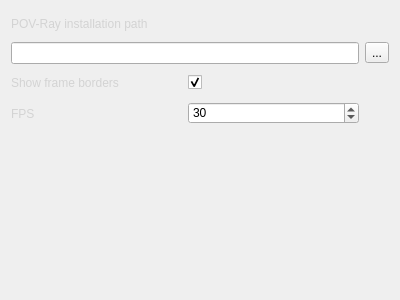
Michalaq/ChromosomeVisualizer, file QChromosome/projectsettings.ui: the form before one commit.
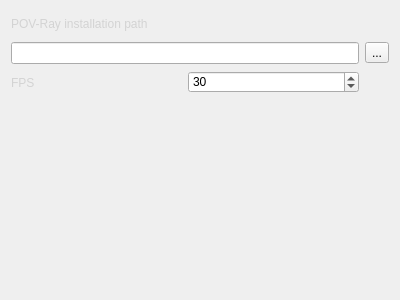
The form after the commit.

Commit message: Implemented setting frame indicator

```diff
--- a/QChromosome/projectsettings.ui
+++ b/QChromosome/projectsettings.ui
@@ -24,28 +24,7 @@
    <item row="1" column="0" colspan="2">
     <widget class="QLineEdit" name="lineEdit"/>
    </item>
-   <item row="1" column="2">
-    <widget class="QToolButton" name="toolButton">
-     <property name="text">
-      <string>...</string>
-     </property>
-    </widget>
-   </item>
-   <item row="2" column="0">
-    <widget class="QLabel" name="label_2">
-     <property name="text">
-      <string>Show frame borders</string>
-     </property>
-    </widget>
-   </item>
-   <item row="2" column="1" colspan="2">
-    <widget class="QCheckBox" name="checkBox">
-     <property name="checked">
-      <bool>true</bool>
-     </property>
-    </widget>
-   </item>
-   <item row="4" column="0" colspan="3">
+   <item row="3" column="0" colspan="3">
     <spacer name="verticalSpacer">
      <property name="orientation">
       <enum>Qt::Vertical</enum>
@@ -58,6 +37,13 @@
      </property>
     </spacer>
    </item>
+   <item row="2" column="0">
+    <widget class="QLabel" name="label_3">
+     <property name="text">
+      <string>FPS</string>
+     </property>
+    </widget>
+   </item>
    <item row="0" column="0" colspan="3">
     <widget class="QLabel" name="label">
      <property name="text">
@@ -65,14 +51,14 @@
      </property>
     </widget>
    </item>
-   <item row="3" column="0">
-    <widget class="QLabel" name="label_3">
+   <item row="1" column="2">
+    <widget class="QToolButton" name="toolButton">
      <property name="text">
-      <string>FPS</string>
+      <string>...</string>
      </property>
     </widget>
    </item>
-   <item row="3" column="1">
+   <item row="2" column="1">
     <widget class="QSpinBox" name="spinBox">
      <property name="accelerated">
       <bool>true</bool>
```
The commit also changes 6 other files.
